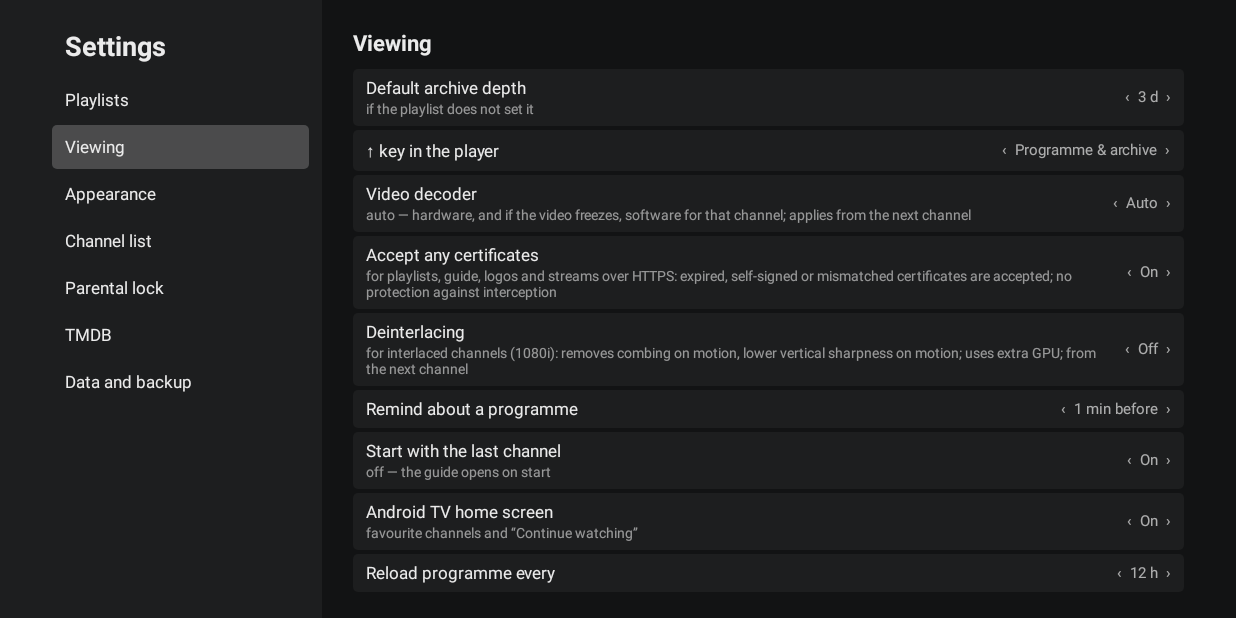
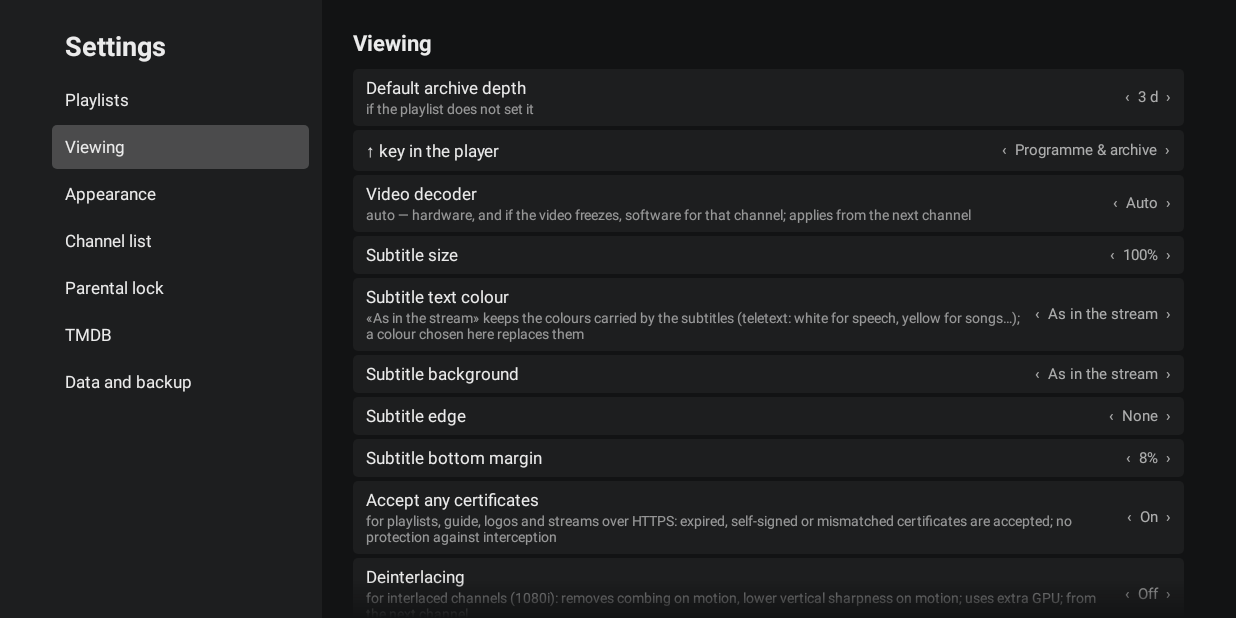
Before and after one commit to perfect-tv/perfect-tv-android, an Android app: the screen it shows after launch (SettingsActivity), after a tap on "Viewing", on a phone screen of 824 x 412 dp (held sideways). Run offline under Robolectric (Android 15) with nearby library versions, the phone set to English and light mode, and no system bars; libraries missing offline, so code that uses them is left out: androidx.tvprovider.media; 1 other tap on this screen came first.

Commit message:
Настройки субтитров: размер, цвет, фон, обводка, отступ снизу (по умолчанию — как в потоке)

```diff
--- a/app/src/main/java/top/rootu/perfecttv/core/Prefs.kt
+++ b/app/src/main/java/top/rootu/perfecttv/core/Prefs.kt
@@ -114,6 +114,23 @@ object Prefs {
     var anyCert: Boolean
         get() = bool("any_cert", true)
         set(v) = sp.edit().putBoolean("any_cert", v).apply()
+
+    /** Оформление субтитров (индексы списков в `SubtitleStyle`): размер %, цвет, фон, обводка, отступ снизу % */
+    var subSize: Int
+        get() = sp.getInt("sub_size", 100)
+        set(v) = sp.edit().putInt("sub_size", v).apply()
+    var subColor: Int
+        get() = sp.getInt("sub_color", 0)
+        set(v) = sp.edit().putInt("sub_color", v).apply()
+    var subBg: Int
+        get() = sp.getInt("sub_bg", 0)
+        set(v) = sp.edit().putInt("sub_bg", v).apply()
+    var subEdge: Int
+        get() = sp.getInt("sub_edge", 0)
+        set(v) = sp.edit().putInt("sub_edge", v).apply()
+    var subBottom: Int
+        get() = sp.getInt("sub_bottom", 8)
+        set(v) = sp.edit().putInt("sub_bottom", v).apply()
 
     var deinterlace: Boolean
         get() = bool("deinterlace", false)
--- /dev/null
+++ b/app/src/main/java/top/rootu/perfecttv/player/SubtitleStyle.kt
@@ -0,0 +1,39 @@
+package top.rootu.perfecttv.player
+
+import android.graphics.Color
+import android.graphics.Typeface
+import androidx.media3.ui.CaptionStyleCompat
+import androidx.media3.ui.SubtitleView
+import top.rootu.perfecttv.core.Prefs
+
+/**
+ * Оформление субтитров (Настройки → Просмотр): размер, цвет текста, фон, обводка, отступ снизу.
+ * «Как в потоке» (по умолчанию) ничего не переопределяет: у субтитров телетекста цвет текста и фона
+ * несёт сам поток (белый — речь, жёлтый — песня…), он остаётся как есть; заданный цвет или фон
+ * заменяет цвета потока (для телетекста — при создании реплики, см. `TeletextTs.cue`).
+ */
+object SubtitleStyle {
+    val SIZES = listOf(75, 100, 125, 150, 200)
+    val BOTTOMS = listOf(4, 8, 12, 18)
+    /** Цвет текста: 0 — как в потоке, дальше ARGB */
+    val COLORS = listOf(0, 0xFFFFFFFF.toInt(), 0xFFFFEB3B.toInt(), 0xFF69F0AE.toInt(), 0xFF80D8FF.toInt())
+    /** Фон: 0 — как в потоке, 1 — нет, 2 — полупрозрачный, 3 — чёрный */
+    val BG_COLORS = listOf(0, Color.TRANSPARENT, 0x99000000.toInt(), 0xFF000000.toInt())
+    /** Обводка: 0 — нет, 1 — контур, 2 — тень */
+    val EDGES = listOf(CaptionStyleCompat.EDGE_TYPE_NONE, CaptionStyleCompat.EDGE_TYPE_OUTLINE, CaptionStyleCompat.EDGE_TYPE_DROP_SHADOW)
+
+    /** Цвет текста, заданный пользователем (0 — оставить цвет потока) */
+    fun textColor() = COLORS.getOrElse(Prefs.subColor) { 0 }
+
+    /** Цвет фона, заданный пользователем; null — оставить фон потока */
+    fun background(): Int? = if (Prefs.subBg == 0) null else BG_COLORS.getOrElse(Prefs.subBg) { 0 }
+
+    fun apply(v: SubtitleView) {
+        val bg = background() ?: 0x99000000.toInt()  // «как в потоке»: реплики без своего фона на лёгкой подложке
+        val fg = textColor().takeIf { it != 0 } ?: Color.WHITE
+        v.setStyle(CaptionStyleCompat(fg, Color.TRANSPARENT, bg, EDGES.getOrElse(Prefs.subEdge) { 0 },
+            Color.BLACK, Typeface.DEFAULT))
+        v.setFractionalTextSize(SubtitleView.DEFAULT_TEXT_SIZE_FRACTION * Prefs.subSize / 100f)
+        v.setBottomPaddingFraction(Prefs.subBottom / 100f)
+    }
+}
--- a/app/src/main/java/top/rootu/perfecttv/player/TeletextTs.kt
+++ b/app/src/main/java/top/rootu/perfecttv/player/TeletextTs.kt
@@ -258,9 +258,10 @@ private class TeletextReader(
             for (r in runs) {
                 val s = sb.length
                 sb.append(r.text)
-                sb.setSpan(ForegroundColorSpan(TTX_COLORS[r.fg and 7]), s, sb.length, Spanned.SPAN_EXCLUSIVE_EXCLUSIVE)
+                // цвет текста и фона — из потока (белый — речь, жёлтый — песня…), если в настройках не задан свой
+                if (SubtitleStyle.textColor() == 0) sb.setSpan(ForegroundColorSpan(TTX_COLORS[r.fg and 7]), s, sb.length, Spanned.SPAN_EXCLUSIVE_EXCLUSIVE)
                 // чёрный фон телетекста — полупрозрачная плашка, остальные цвета как есть
-                sb.setSpan(BackgroundColorSpan(if (r.bg == 0) 0xCC000000.toInt() else TTX_COLORS[r.bg and 7]), s, sb.length, Spanned.SPAN_EXCLUSIVE_EXCLUSIVE)
+                if (SubtitleStyle.background() == null) sb.setSpan(BackgroundColorSpan(if (r.bg == 0) 0xCC000000.toInt() else TTX_COLORS[r.bg and 7]), s, sb.length, Spanned.SPAN_EXCLUSIVE_EXCLUSIVE)
             }
         }
         return Cue.Builder().setText(sb).build()
--- a/app/src/main/java/top/rootu/perfecttv/ui/SettingsActivity.kt
+++ b/app/src/main/java/top/rootu/perfecttv/ui/SettingsActivity.kt
@@ -16,6 +16,7 @@ import android.widget.TextView
 import top.rootu.perfecttv.App
 import top.rootu.perfecttv.core.Clock
 import top.rootu.perfecttv.core.Prefs
+import top.rootu.perfecttv.player.SubtitleStyle
 import top.rootu.perfecttv.data.Bus
 import top.rootu.perfecttv.data.DataEvent
 import top.rootu.perfecttv.data.Loaders
@@ -267,6 +268,13 @@ class SettingsActivity : Activity() {
         }
         choice(col, str(R.string.video_decoder), listOf(str(R.string.decoder_auto), str(R.string.decoder_hw), str(R.string.decoder_sw)), Prefs.videoDecoder,
             str(R.string.video_decoder_sub)) { Prefs.videoDecoder = it; showMain() }
+        number(col, str(R.string.subs_size), SubtitleStyle.SIZES, Prefs.subSize, label = { "$it%" }) { Prefs.subSize = it; showMain() }
+        choice(col, str(R.string.subs_color), listOf(str(R.string.subs_as_stream), str(R.string.subs_white), str(R.string.subs_yellow), str(R.string.subs_green), str(R.string.subs_cyan)),
+            Prefs.subColor, str(R.string.subs_color_sub)) { Prefs.subColor = it; showMain() }
+        choice(col, str(R.string.subs_bg), listOf(str(R.string.subs_as_stream), str(R.string.subs_bg_none), str(R.string.subs_bg_semi), str(R.string.subs_bg_black)),
+            Prefs.subBg) { Prefs.subBg = it; showMain() }
+        choice(col, str(R.string.subs_edge), listOf(str(R.string.subs_edge_none), str(R.string.subs_edge_outline), str(R.string.subs_edge_shadow)), Prefs.subEdge) { Prefs.subEdge = it; showMain() }
+        number(col, str(R.string.subs_bottom), SubtitleStyle.BOTTOMS, Prefs.subBottom, label = { "$it%" }) { Prefs.subBottom = it; showMain() }
         toggle(col, str(R.string.any_cert), Prefs.anyCert, str(R.string.any_cert_sub)) { Prefs.anyCert = it; showMain() }
         toggle(col, str(R.string.deinterlace), Prefs.deinterlace, str(R.string.deinterlace_sub)) { Prefs.deinterlace = it; showMain() }
         number(col, str(R.string.remind_about_a_programme), listOf(0, 1, 2, 3, 4, 5, 10), Prefs.remindBefore,
--- a/app/src/main/java/top/rootu/perfecttv/ui/TvActivity.kt
+++ b/app/src/main/java/top/rootu/perfecttv/ui/TvActivity.kt
@@ -41,6 +41,7 @@ class TvActivity : Activity() {
         val pb = Playback(this)
         playback = pb
         findViewById<PlayerView>(R.id.player).player = pb.player
+        applySubtitleStyle()
         tv = Tv(this, root, pb)
         reminderFromIntent(intent)
         externalFromIntent(intent)
@@ -84,8 +85,14 @@ class TvActivity : Activity() {
         i.removeExtra(Alarms.EXTRA_REMINDER)
     }
 
+    /** Оформление субтитров из настроек (при запуске и при возврате из настроек) */
+    private fun applySubtitleStyle() {
+        findViewById<PlayerView>(R.id.player).subtitleView?.let { top.rootu.perfecttv.player.SubtitleStyle.apply(it) }
+    }
+
     override fun onResume() {
         super.onResume()
+        applySubtitleStyle()
         App.foreground = true
         pendingReminder?.let { id ->
             pendingReminder = null
--- a/app/src/main/res/values/strings.xml
+++ b/app/src/main/res/values/strings.xml
@@ -400,6 +400,23 @@
     <string name="decoder_hw">Hardware</string>
     <string name="decoder_sw">Software</string>
     <string name="video_decoder_sub">auto — hardware, and if the video freezes, software for that channel; applies from the next channel</string>
+    <string name="subs_size">Subtitle size</string>
+    <string name="subs_color">Subtitle text colour</string>
+    <string name="subs_color_sub">«As in the stream» keeps the colours carried by the subtitles (teletext: white for speech, yellow for songs…); a colour chosen here replaces them</string>
+    <string name="subs_as_stream">As in the stream</string>
+    <string name="subs_white">White</string>
+    <string name="subs_yellow">Yellow</string>
+    <string name="subs_green">Green</string>
+    <string name="subs_cyan">Cyan</string>
+    <string name="subs_bg">Subtitle background</string>
+    <string name="subs_bg_none">None</string>
+    <string name="subs_bg_semi">Translucent</string>
+    <string name="subs_bg_black">Black</string>
+    <string name="subs_edge">Subtitle edge</string>
+    <string name="subs_edge_none">None</string>
+    <string name="subs_edge_outline">Outline</string>
+    <string name="subs_edge_shadow">Shadow</string>
+    <string name="subs_bottom">Subtitle bottom margin</string>
     <string name="any_cert">Accept any certificates</string>
     <string name="any_cert_sub">for playlists, guide, logos and streams over HTTPS: expired, self-signed or mismatched certificates are accepted; no protection against interception</string>
     <string name="deinterlace">Deinterlacing</string>
```
Also changed, not shown: 1 other file.
